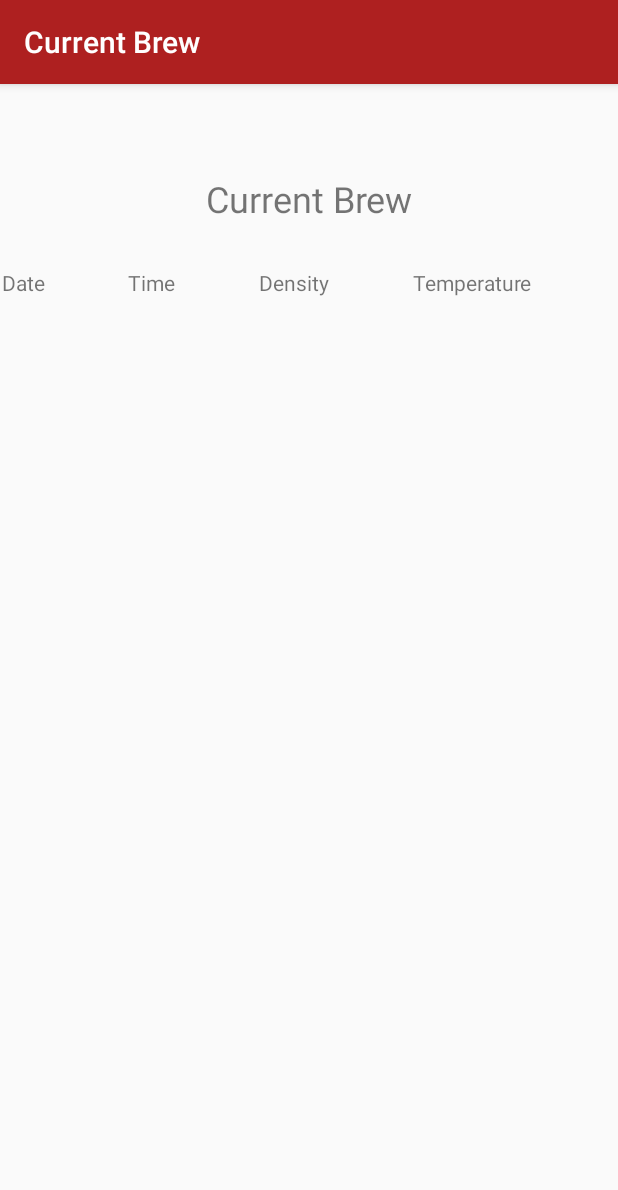
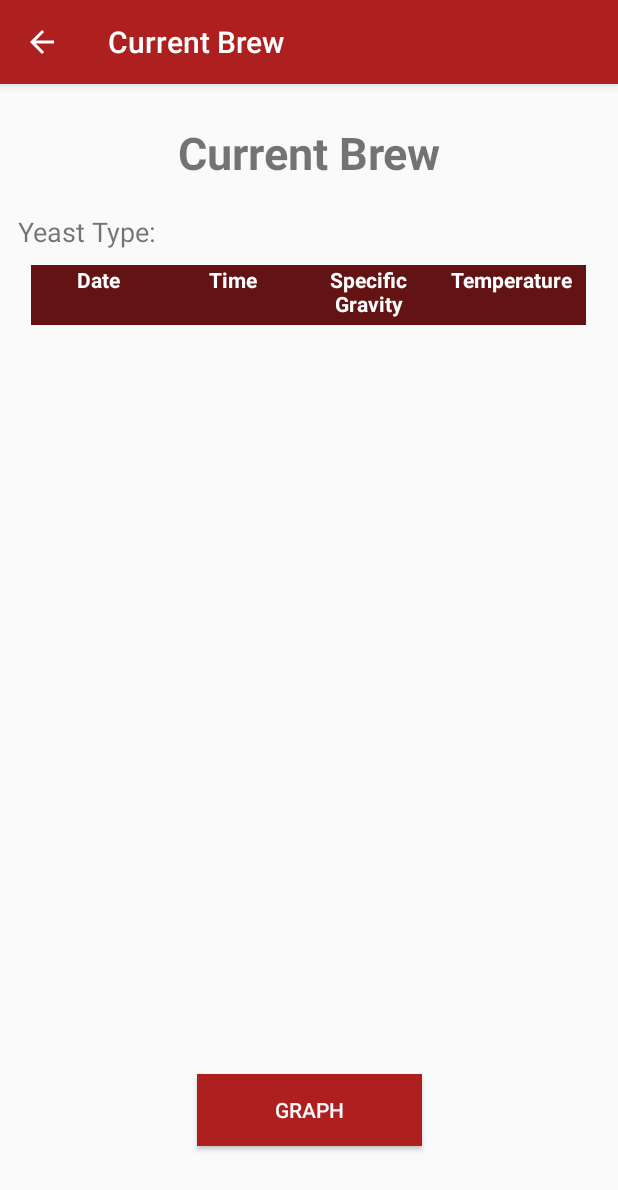
Before and after one commit to Jordan-Hum/FermentationMonitor, an Android app: the screen it shows after launch once a user with an empty profile is signed in (CurrentBrewActivity), after a tap on "SHOW DEVICE READINGS", on a phone screen of 412 x 824 dp. Shown: the top 1190 px of the screen. Run offline under Robolectric (Android 15) with nearby library versions, the phone set to English and light mode, and no system bars; our stand-ins replace Firebase (no records; nobody signed in at launch, a user with empty details on screens opened directly).

Commit message:
Created the Current Brew page created the table to display data added a graph button renamed MainActivity -> PastBrewsActivity added floating button to add new brews

```diff
--- a/android/FermentationMonitor/app/src/main/java/com/example/fermentationmonitor/BrewDataListAdapter.java
+++ b/android/FermentationMonitor/app/src/main/java/com/example/fermentationmonitor/BrewDataListAdapter.java
@@ -40,7 +40,7 @@ public class BrewDataListAdapter extends ArrayAdapter<BrewData> {
         date.setText(data.getDate());
         time.setText(data.getTime());
         density.setText(data.getDensity());
-        temperature.setText(data.getTemperature());
+        temperature.setText(data.getTemperature()+"°C");
 
         return convertView;
     }
--- a/android/FermentationMonitor/app/src/main/java/com/example/fermentationmonitor/CurrentBrewActivity.java
+++ b/android/FermentationMonitor/app/src/main/java/com/example/fermentationmonitor/CurrentBrewActivity.java
@@ -3,7 +3,10 @@ package com.example.fermentationmonitor;
 import androidx.annotation.Nullable;
 import androidx.appcompat.app.AppCompatActivity;
 
+import android.content.Intent;
 import android.os.Bundle;
+import android.view.View;
+import android.widget.Button;
 import android.widget.ListView;
 import android.widget.TextView;
 
@@ -13,6 +16,7 @@ import com.google.firebase.firestore.DocumentReference;
 import com.google.firebase.firestore.EventListener;
 import com.google.firebase.firestore.FirebaseFirestore;
 import com.google.firebase.firestore.FirebaseFirestoreException;
+import com.google.firebase.firestore.Query;
 import com.google.firebase.firestore.QueryDocumentSnapshot;
 import com.google.firebase.firestore.QuerySnapshot;
 
@@ -21,17 +25,20 @@ import java.util.List;
 
 public class CurrentBrewActivity extends AppCompatActivity {
     protected TextView title;
+    protected TextView yeastType;
     protected TextView date;
     protected TextView time;
     protected TextView density;
     protected TextView temp;
     protected ListView listView;
+    protected Button graphButton;
 
     protected List<BrewData> brewDataList = new ArrayList<>();
 
     private FirebaseAuth fAuth;
     private FirebaseFirestore fStore;
     private String userID;
+    private String brewID = "3LrYqN2I48npWjbQ9Jqh";
 
     @Override
     protected void onCreate(Bundle savedInstanceState) {
@@ -46,12 +53,22 @@ public class CurrentBrewActivity extends AppCompatActivity {
     private void setupUI() {
         getSupportActionBar().setTitle("Current Brew");
         title = findViewById(R.id.current_title);
+        yeastType = findViewById(R.id.current_yeastType);
         date = findViewById(R.id.current_date);
         time = findViewById(R.id.current_time);
         density = findViewById(R.id.current_density);
         temp = findViewById(R.id.current_temp);
         listView = findViewById(R.id.current_list);
+        graphButton = findViewById(R.id.current_graphButton);
+        graphButton.setOnClickListener(onClickGraphButton);
     }
+
+    private Button.OnClickListener onClickGraphButton = new Button.OnClickListener() {
+        @Override
+        public void onClick(View v) {
+
+        }
+    };
 
     @Override
     protected void onStart() {
@@ -60,8 +77,8 @@ public class CurrentBrewActivity extends AppCompatActivity {
     }
 
     private void loadData() {
-        CollectionReference colRef = fStore.collection("users").document(userID).collection("brews").document("3LrYqN2I48npWjbQ9Jqh").collection("brew_data");
-        colRef.addSnapshotListener(this, new EventListener<QuerySnapshot>() {
+        CollectionReference colRef = fStore.collection("users").document(userID).collection("brews").document(brewID).collection("brew_data");
+        colRef.orderBy("date", Query.Direction.ASCENDING).addSnapshotListener(this, new EventListener<QuerySnapshot>() {
             @Override
             public void onEvent(@Nullable QuerySnapshot value, @Nullable FirebaseFirestoreException error) {
                 for (QueryDocumentSnapshot doc : value) {
--- a/android/FermentationMonitor/app/src/main/java/com/example/fermentationmonitor/MainActivity.java
+++ b/android/FermentationMonitor/app/src/main/java/com/example/fermentationmonitor/PastBrewsActivity.java
@@ -12,34 +12,45 @@ import android.view.View;
 import android.widget.Button;
 import android.widget.TextView;
 
+import com.google.android.material.floatingactionbutton.FloatingActionButton;
 import com.google.firebase.auth.FirebaseAuth;
 
-public class MainActivity extends AppCompatActivity {
+public class PastBrewsActivity extends AppCompatActivity {
     //Variables
     protected TextView textView;
     protected Button button;
+    protected FloatingActionButton addButton;
 
     @Override
     protected void onCreate(Bundle savedInstanceState) {
         super.onCreate(savedInstanceState);
-        setContentView(R.layout.activity_main);
+        setContentView(R.layout.activity_past_brews);
         setupUI();
     }
 
     //Initialize the UI
     private void setupUI() {
-        getSupportActionBar().setTitle("Welcome");
+        getSupportActionBar().setTitle("Past Brews");
         textView = findViewById(R.id.title_main_page);
         textView.setText("Fermentation Monitor App");
         button = findViewById(R.id.view_data_button);
         button.setOnClickListener(onClickSaveButton);
+        addButton = findViewById(R.id.past_addButton);
+        addButton.setOnClickListener(onClickaddButton);
     }
 
     private Button.OnClickListener onClickSaveButton = new Button.OnClickListener() {
         @Override
         public void onClick(View v) {
-            Intent intent = new Intent(MainActivity.this, CurrentBrewActivity.class);
+            Intent intent = new Intent(PastBrewsActivity.this, CurrentBrewActivity.class);
             startActivity(intent);
+        }
+    };
+
+    private FloatingActionButton.OnClickListener onClickaddButton = new FloatingActionButton.OnClickListener() {
+        @Override
+        public void onClick(View v) {
+
         }
     };
 
@@ -47,7 +58,7 @@ public class MainActivity extends AppCompatActivity {
     @Override
     public boolean onCreateOptionsMenu(Menu menu) {
         MenuInflater inflater = getMenuInflater();
-        inflater.inflate(R.menu.main_activity_menu, menu);
+        inflater.inflate(R.menu.past_brews_activity_menu, menu);
         return true;
     }
 
@@ -55,7 +66,7 @@ public class MainActivity extends AppCompatActivity {
     @Override
     public boolean onOptionsItemSelected(@NonNull MenuItem item) {
         switch (item.getItemId()) {
-            case R.id.main_activity_logout:
+            case R.id.past_brews_activity_logout:
                 logout();
                 return true;
             default:
@@ -66,7 +77,7 @@ public class MainActivity extends AppCompatActivity {
     //Logout User
     private void logout() {
         FirebaseAuth.getInstance().signOut();
-        Intent intent = new Intent(MainActivity.this, loginActivity.class);
+        Intent intent = new Intent(PastBrewsActivity.this, loginActivity.class);
         startActivity(intent);
         finish();
     }
--- a/android/FermentationMonitor/app/src/main/java/com/example/fermentationmonitor/SignupActivity.java
+++ b/android/FermentationMonitor/app/src/main/java/com/example/fermentationmonitor/SignupActivity.java
@@ -54,7 +54,7 @@ public class SignupActivity extends AppCompatActivity {
     //Check if the user is already logged into an account
     private void isLogin() {
         if(fAuth.getCurrentUser() != null) {
-            Intent intent = new Intent(SignupActivity.this, MainActivity.class);
+            Intent intent = new Intent(SignupActivity.this, PastBrewsActivity.class);
             startActivity(intent);
             finish();
         }
@@ -137,7 +137,7 @@ public class SignupActivity extends AppCompatActivity {
                     });
 
                     //Send to Main Activity
-                    Intent intent = new Intent(SignupActivity.this, MainActivity.class);
+                    Intent intent = new Intent(SignupActivity.this, PastBrewsActivity.class);
                     startActivity(intent);
                 } else {
                     Toast.makeText(SignupActivity.this, "Error: " + task.getException().getMessage() , Toast.LENGTH_SHORT).show();
--- a/android/FermentationMonitor/app/src/main/java/com/example/fermentationmonitor/loginActivity.java
+++ b/android/FermentationMonitor/app/src/main/java/com/example/fermentationmonitor/loginActivity.java
@@ -45,7 +45,7 @@ public class loginActivity extends AppCompatActivity {
     //Check if the user is already logged into an account
     private void isLogin() {
         if(fAuth.getCurrentUser() != null) {
-            Intent intent = new Intent(loginActivity.this, MainActivity.class);
+            Intent intent = new Intent(loginActivity.this, PastBrewsActivity.class);
             startActivity(intent);
             finish();
         }
@@ -104,7 +104,7 @@ public class loginActivity extends AppCompatActivity {
             public void onComplete(@NonNull Task<AuthResult> task) {
                 if(task.isSuccessful()) {
                     Toast.makeText(loginActivity.this, "Logged in Successfully" , Toast.LENGTH_SHORT).show();
-                    Intent intent = new Intent(loginActivity.this, MainActivity.class);
+                    Intent intent = new Intent(loginActivity.this, PastBrewsActivity.class);
                     startActivity(intent);
                 } else {
                     Toast.makeText(loginActivity.this, "Error: " + task.getException().getMessage() , Toast.LENGTH_SHORT).show();
--- a/android/FermentationMonitor/app/src/main/res/layout/activity_current_brew.xml
+++ b/android/FermentationMonitor/app/src/main/res/layout/activity_current_brew.xml
@@ -10,62 +10,100 @@
         android:id="@+id/current_title"
         android:layout_width="wrap_content"
         android:layout_height="wrap_content"
-        android:layout_marginTop="60dp"
+        android:layout_marginTop="25dp"
         android:text="Current Brew"
-        android:textSize="24sp"
+        android:textSize="30sp"
+        android:textStyle="bold"
         app:layout_constraintEnd_toEndOf="parent"
         app:layout_constraintStart_toStartOf="parent"
         app:layout_constraintTop_toTopOf="parent" />
 
     <LinearLayout
-        android:id="@+id/linearLayout"
         android:layout_width="match_parent"
         android:layout_height="wrap_content"
-        android:layout_marginStart="1dp"
-        android:layout_marginTop="30dp"
-        android:layout_marginEnd="1dp"
-        android:orientation="horizontal"
+        android:layout_marginTop="20dp"
+        android:orientation="vertical"
         app:layout_constraintEnd_toEndOf="parent"
+        app:layout_constraintHorizontal_bias="0.0"
         app:layout_constraintStart_toStartOf="parent"
         app:layout_constraintTop_toBottomOf="@+id/current_title">
 
         <TextView
-            android:id="@+id/current_date"
+            android:id="@+id/current_yeastType"
             android:layout_width="wrap_content"
             android:layout_height="wrap_content"
-            android:layout_weight="1"
-            android:text="Date" />
+            android:paddingStart="12dp"
+            android:paddingBottom="10dp"
+            android:text="Yeast Type: "
+            android:textSize="18sp" />
+
+        <LinearLayout
+            android:id="@+id/linearLayout"
+            android:layout_width="wrap_content"
+            android:layout_height="wrap_content"
+            android:layout_gravity="center"
+            android:orientation="horizontal">
+
+            <TextView
+                android:id="@+id/current_date"
+                android:layout_width="90dp"
+                android:layout_height="40dp"
+                android:background="#631313"
+                android:text="Date"
+                android:textAlignment="center"
+                android:textColor="#FFFFFF"
+                android:textStyle="bold" />
 
             <TextView
                 android:id="@+id/current_time"
-            android:layout_width="wrap_content"
-            android:layout_height="wrap_content"
-            android:layout_weight="1"
-            android:text="Time" />
+                android:layout_width="90dp"
+                android:layout_height="40dp"
+                android:background="#631313"
+                android:text="Time"
+                android:textAlignment="center"
+                android:textColor="#FFFFFF"
+                android:textStyle="bold" />
 
             <TextView
                 android:id="@+id/current_density"
-            android:layout_width="wrap_content"
-            android:layout_height="wrap_content"
-            android:layout_weight="1"
-            android:text="Density" />
+                android:layout_width="90dp"
+                android:layout_height="40dp"
+                android:background="#631313"
+                android:text="Specific Gravity"
+                android:textAlignment="center"
+                android:textColor="#FFFFFF"
+                android:textStyle="bold" />
 
             <TextView
                 android:id="@+id/current_temp"
-            android:layout_width="wrap_content"
-            android:layout_height="wrap_content"
-            android:layout_weight="1"
-            android:text="Temperature" />
+                android:layout_width="100dp"
+                android:layout_height="40dp"
+                android:background="#631313"
+                android:text="Temperature"
+                android:textAlignment="center"
+                android:textColor="#FFFFFF"
+                android:textStyle="bold" />
+
         </LinearLayout>
 
         <ListView
             android:id="@+id/current_list"
-        android:layout_width="match_parent"
+            android:layout_width="370dp"
             android:layout_height="wrap_content"
-        android:layout_marginStart="1dp"
-        android:layout_marginTop="2dp"
-        android:layout_marginEnd="1dp"
+            android:layout_gravity="center" />
+    </LinearLayout>
+
+    <Button
+        android:id="@+id/current_graphButton"
+        android:layout_width="150dp"
+        android:layout_height="wrap_content"
+        android:layout_marginBottom="60dp"
+        android:background="#AE2020"
+        android:text="Graph"
+        android:textColor="#FAFAFA"
+        android:textSize="14sp"
+        app:layout_constraintBottom_toBottomOf="parent"
         app:layout_constraintEnd_toEndOf="parent"
-        app:layout_constraintStart_toStartOf="parent"
-        app:layout_constraintTop_toBottomOf="@+id/linearLayout" />
+        app:layout_constraintStart_toStartOf="parent" />
+
 </androidx.constraintlayout.widget.ConstraintLayout>
--- a/android/FermentationMonitor/app/src/main/res/menu/main_activity_menu.xml
+++ b/android/FermentationMonitor/app/src/main/res/menu/past_brews_activity_menu.xml
@@ -2,6 +2,6 @@
 <menu xmlns:android="http://schemas.android.com/apk/res/android">
 
     <item
-        android:id="@+id/main_activity_logout"
+        android:id="@+id/past_brews_activity_logout"
         android:title="Logout" />
 </menu>
```
Also changed, not shown: android/FermentationMonitor/app/src/main/AndroidManifest.xml (+4 -3 lines), android/FermentationMonitor/app/src/main/res/layout/activity_past_brews.xml (renamed from android/FermentationMonitor/app/src/main/res/layout/activity_main.xml, +12 -1 lines), android/FermentationMonitor/app/src/main/res/layout/current_brew_list_layout.xml (+34 -13 lines), android/FermentationMonitor/app/src/main/res/drawable-hdpi/plus_button.png (added), android/FermentationMonitor/app/src/main/res/drawable-mdpi/plus_button.png (added), android/FermentationMonitor/app/src/main/res/drawable-xhdpi/plus_button.png (added), android/FermentationMonitor/app/src/main/res/drawable-xxhdpi/plus_button.png (added), android/FermentationMonitor/app/src/main/res/drawable-xxxhdpi/plus_button.png (added). Lines whose indentation alone changed are shown as unchanged.
